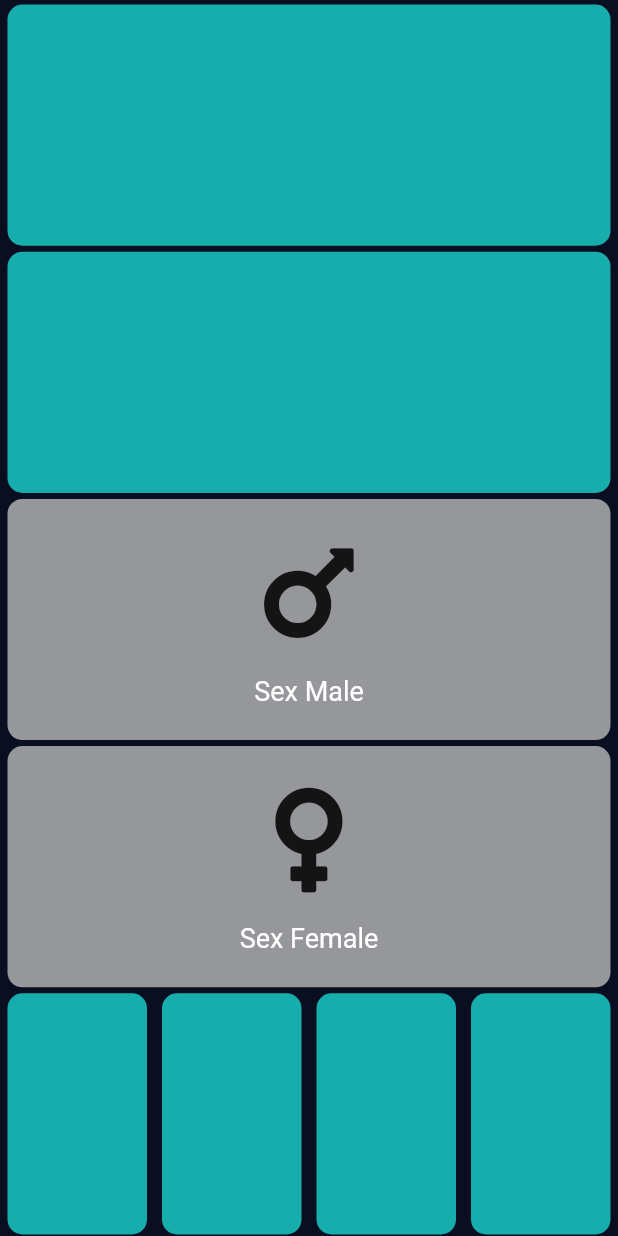
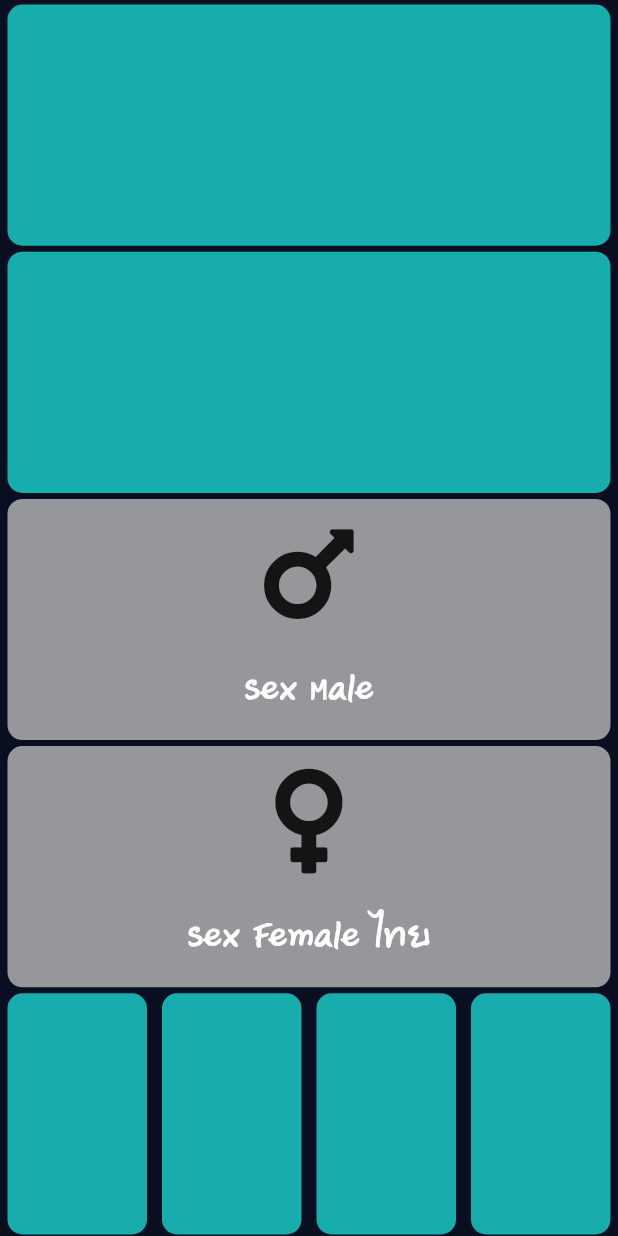
Before and after one commit to likhi1/bbay_app, a Flutter app: the screen it shows after launch, on a phone screen of 412 x 824 dp. Run offline on Flutter 3.47's test engine with Material 2 defaults, Android fonts, the phone set to English and light mode, and no system bars; our stand-ins replace font_awesome_flutter.

Commit message:
Constant Separate

```diff
--- /dev/null
+++ b/lib/constants.dart
@@ -0,0 +1,12 @@
+import 'package:flutter/material.dart';
+
+const kBottomContainerHeight = 80.0;
+const kInactiveClassColor = Color(0xFF95979b);
+const kActiveCardColor = Color(0xFF18adad);
+const kBottomContainerColor = Color(0xFF12e5e5);
+
+const labelTextStyle = TextStyle(
+  fontSize: 25.0,
+  color: Color(0xFFFFFFFF),
+  fontFamily: 'Book_Akhanake',
+);
--- a/lib/icon_content.dart
+++ b/lib/icon_content.dart
@@ -1,8 +1,10 @@
 import 'package:flutter/material.dart';
+import 'constants.dart';
 
 const labelTextStyle = TextStyle(
-  fontSize: 18.0,
+  fontSize: 25.0,
   color: Color(0xFFFFFFFF),
+  fontFamily: 'Book_Akhanake',
 );
 
 class IconContent extends StatelessWidget {
--- a/lib/input_page.dart
+++ b/lib/input_page.dart
@@ -2,11 +2,7 @@ import 'package:flutter/material.dart';
 import 'package:font_awesome_flutter/font_awesome_flutter.dart';
 import 'icon_content.dart';
 import 'reuseClass.dart';
-
-const bottomContainerHeight = 80.0;
-const inactiveClassColor = Color(0xFF95979b);
-const activeCardColor = Color(0xFF18adad);
-const bottomContainerColor = Color(0xFF12e5e5);
+import 'constants.dart';
 
 enum Gender {
   male,
@@ -20,8 +16,8 @@ class InputPage extends StatefulWidget {
 
 // 1 = male , 2 = female
 class _InputPageState extends State<InputPage> {
-  Color maleCardColor = inactiveClassColor;
-  Color femaleCardColour = inactiveClassColor;
+//  Color maleCardColor = kInactiveClassColor;
+//  Color femaleCardColour = kInactiveClassColor;
 
   Gender selectedgender;
 
@@ -38,7 +34,7 @@ class _InputPageState extends State<InputPage> {
             children: <Widget>[
               Expanded(
                 child: new ReuseClass(
-                  useColor: activeCardColor,
+                  useColor: kActiveCardColor,
                 ),
               ),
             ],
@@ -48,7 +44,7 @@ class _InputPageState extends State<InputPage> {
             children: <Widget>[
               Expanded(
                 child: new ReuseClass(
-                  useColor: activeCardColor,
+                  useColor: kActiveCardColor,
                 ),
               ),
             ],
@@ -57,7 +53,7 @@ class _InputPageState extends State<InputPage> {
               child: Row(
             children: <Widget>[
               Expanded(
-                // Use WigetWarp SortCut Warp Widget GestureDetector
+                // ### Warp Widget Or Remove By Alt+ Enter
                 child: GestureDetector(
                   onTap: () {
                     //print('now onTab on Men' );
@@ -66,9 +62,14 @@ class _InputPageState extends State<InputPage> {
                     });
                   },
                   child: new ReuseClass(
+                    onPress: () {
+                      setState(() {
+                        selectedgender = Gender.male;
+                      });
+                    },
                     useColor: selectedgender == Gender.male
-                        ? activeCardColor
-                        : inactiveClassColor,
+                        ? kActiveCardColor
+                        : kInactiveClassColor,
                     cardChild: new IconContent(
                         icon: FontAwesomeIcons.mars, label: 'Sex Male'),
                   ),
@@ -80,21 +81,18 @@ class _InputPageState extends State<InputPage> {
               child: Row(
             children: <Widget>[
               Expanded(
-                // Use WigetWarp SortCut Warp Widget GestureDetector
-                child: GestureDetector(
-                  onTap: () {
-                    //print('now onTab on Wemen' );
+                // ### Warp Widget Or Remove By Alt+ Enter
+                child: new ReuseClass(
+                  onPress: () {
                     setState(() {
-                      selectedgender = Gender.female;
+                      selectedgender = Gender.male;
                     });
                   },
-                  child: new ReuseClass(
-                    useColor: selectedgender == Gender.female
-                        ? activeCardColor
-                        : inactiveClassColor,
-                    cardChild: new IconContent(
-                        icon: FontAwesomeIcons.venus, label: 'Sex Female'),
-                  ),
+                  useColor: selectedgender == Gender.female
+                      ? kActiveCardColor
+                      : kInactiveClassColor,
+                  cardChild: new IconContent(
+                      icon: FontAwesomeIcons.venus, label: 'Sex Female ไทย'),
                 ),
               ),
             ],
@@ -104,22 +102,22 @@ class _InputPageState extends State<InputPage> {
             children: <Widget>[
               Expanded(
                 child: new ReuseClass(
-                  useColor: activeCardColor,
+                  useColor: kActiveCardColor,
                 ),
               ),
               Expanded(
                 child: new ReuseClass(
-                  useColor: activeCardColor,
+                  useColor: kActiveCardColor,
                 ),
               ),
               Expanded(
                 child: new ReuseClass(
-                  useColor: activeCardColor,
+                  useColor: kActiveCardColor,
                 ),
               ),
               Expanded(
                 child: new ReuseClass(
-                  useColor: activeCardColor,
+                  useColor: kActiveCardColor,
                 ),
               ),
             ],
--- a/lib/reuseClass.dart
+++ b/lib/reuseClass.dart
@@ -9,13 +9,14 @@ class ReuseClass extends StatelessWidget {
 
   @override
   Widget build(BuildContext context) {
+    //### support multi event Gesture
     return GestureDetector(
+      onTap: onPress,
       child: Container(
-        onTap: onPress,
         child: cardChild,
         margin: EdgeInsets.fromLTRB(5.0, 3.0, 5.0, 1.0),
         decoration: BoxDecoration(
-          color: useColor,
+          color: useColor, // ### use inside BoxDecoration
           borderRadius: BorderRadius.circular(10.0),
         ),
       ),
--- a/pubspec.yaml
+++ b/pubspec.yaml
@@ -30,6 +30,10 @@ flutter:
 #    - assets/images/activity_feed.svg
 #    - assets/images/no_content.svg
   fonts:
-    - family: Signatra
+    - family: kt_smarn
       fonts:
         - asset: assets/fonts/kt_smarn.ttf
+
+    - family: Book_Akhanake
+      fonts:
+        - asset: assets/fonts/Book_Akhanake.ttf
```
Also changed, not shown: assets/fonts/Book_Akhanake.ttf (added), 12 other files.
